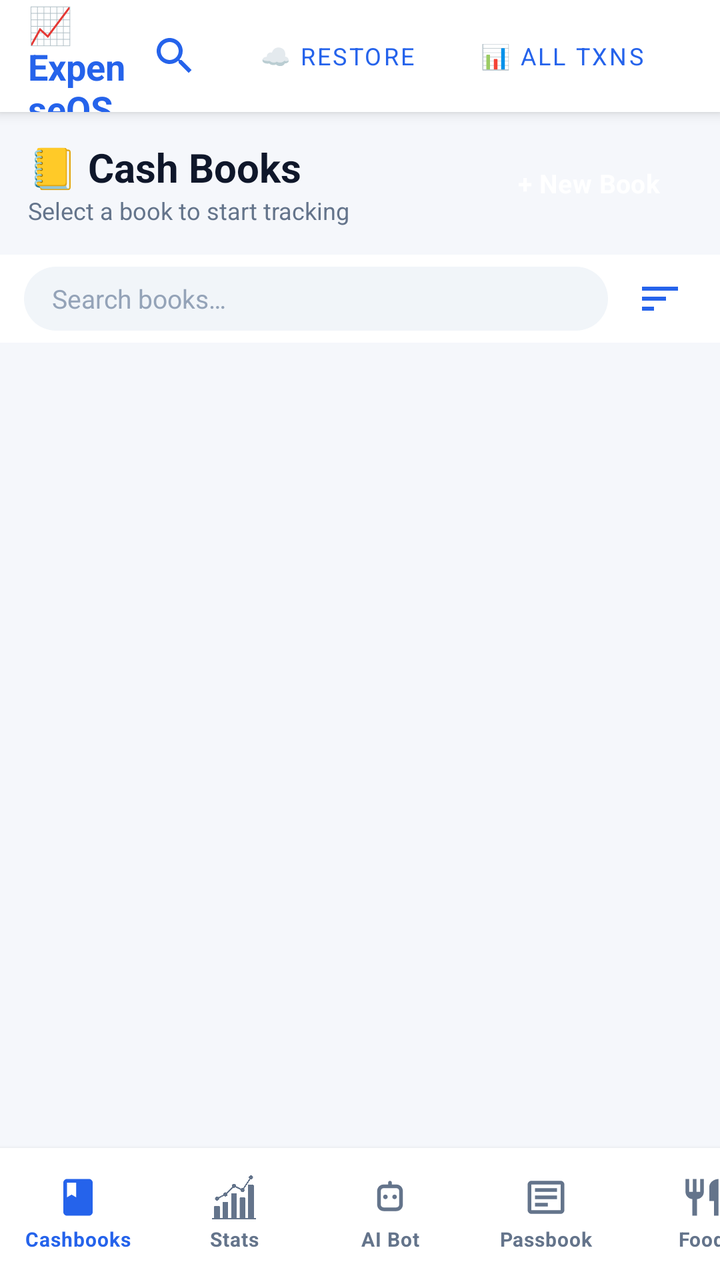
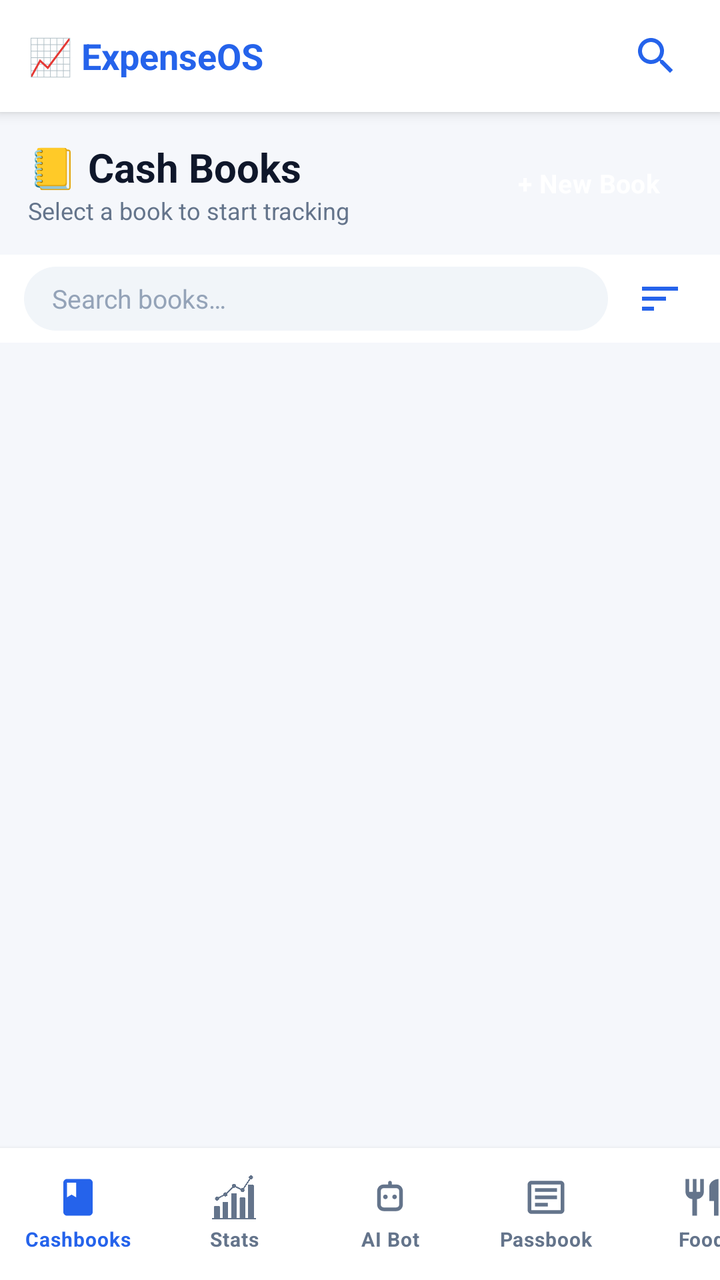

Before-and-after screenshots of an Android layout around one commit, followed by the original layout XML and the change that was made.
<!-- AndroidManifest.xml: activity theme Theme.ExpenseOS.Splash -->
<!-- res/layout/activity_main.xml -->
<?xml version="1.0" encoding="utf-8"?>
<LinearLayout xmlns:android="http://schemas.android.com/apk/res/android"
    xmlns:app="http://schemas.android.com/apk/res-auto"
    android:layout_width="match_parent"
    android:layout_height="match_parent"
    android:background="@color/bg"
    android:orientation="vertical">

    
    <LinearLayout
        android:layout_width="match_parent"
        android:layout_height="56dp"
        android:background="@color/nav_bg"
        android:elevation="4dp"
        android:gravity="center_vertical"
        android:orientation="horizontal"
        android:paddingHorizontal="14dp">

        <TextView
            android:layout_width="0dp"
            android:layout_height="wrap_content"
            android:layout_weight="1"
            android:text="📈 ExpenseOS"
            android:textColor="@color/primary"
            android:textSize="18sp"
            android:textStyle="bold" />

        <ImageButton
            android:id="@+id/btnGlobalSearch"
            android:layout_width="36dp"
            android:layout_height="36dp"
            android:layout_marginEnd="8dp"
            android:background="?attr/selectableItemBackgroundBorderless"
            android:contentDescription="Global search"
            android:padding="7dp"
            android:src="@drawable/ic_search"
            app:tint="@color/primary" />

        <Button
            android:id="@+id/btnRestoreCloud"
            style="@style/Widget.MaterialComponents.Button.OutlinedButton"
            android:layout_width="wrap_content"
            android:layout_height="36dp"
            android:text="☁ Restore"
            android:textSize="12sp" />

        <Button
            android:id="@+id/btnAllTxn"
            style="@style/Widget.MaterialComponents.Button.OutlinedButton"
            android:layout_width="wrap_content"
            android:layout_height="36dp"
            android:layout_marginEnd="8dp"
            android:text="📊 All Txns"
            android:textSize="12sp" />
    </LinearLayout>

    
    <LinearLayout
        android:layout_width="match_parent"
        android:layout_height="0dp"
        android:layout_weight="1"
        android:orientation="vertical">

        
        <LinearLayout
            android:layout_width="match_parent"
            android:layout_height="wrap_content"
            android:gravity="center_vertical"
            android:orientation="horizontal"
            android:padding="14dp">

            <LinearLayout
                android:layout_width="0dp"
                android:layout_height="wrap_content"
                android:layout_weight="1"
                android:orientation="vertical">

                <TextView
                    android:layout_width="wrap_content"
                    android:layout_height="wrap_content"
                    android:text="📒 Cash Books"
                    android:textColor="@color/text"
                    android:textSize="20sp"
                    android:textStyle="bold" />

                <TextView
                    android:layout_width="wrap_content"
                    android:layout_height="wrap_content"
                    android:text="Select a book to start tracking"
                    android:textColor="@color/text_muted"
                    android:textSize="12sp" />
            </LinearLayout>

            <Button
                android:id="@+id/btnNewBook"
                style="@style/BtnPrimary"
                android:layout_width="wrap_content"
                android:layout_height="40dp"
                android:text="+ New Book"
                android:textSize="13sp" />
        </LinearLayout>

        
        <LinearLayout
            android:layout_width="match_parent"
            android:layout_height="44dp"
            android:background="@color/nav_bg"
            android:gravity="center_vertical"
            android:orientation="horizontal"
            android:paddingHorizontal="12dp"
            android:paddingVertical="6dp">

            <EditText
                android:id="@+id/etBookSearch"
                android:layout_width="0dp"
                android:layout_height="match_parent"
                android:layout_marginEnd="8dp"
                android:layout_weight="1"
                android:background="@drawable/bg_search_field"
                android:hint="Search books…"
                android:imeOptions="actionSearch"
                android:importantForAutofill="no"
                android:inputType="text"
                android:paddingHorizontal="16dp"
                android:textSize="13sp" />

            <ImageButton
                android:id="@+id/btnBookSort"
                android:layout_width="36dp"
                android:layout_height="36dp"
                android:background="?attr/selectableItemBackgroundBorderless"
                android:contentDescription="Sort books"
                android:padding="6dp"
                android:src="@drawable/ic_sort"
                android:tint="@color/primary" />
        </LinearLayout>

        
        <androidx.recyclerview.widget.RecyclerView
            android:id="@+id/rvBooks"
            android:layout_width="match_parent"
            android:layout_height="match_parent"
            android:clipToPadding="false"
            android:layoutAnimation="@anim/layout_animation_fall_down"
            android:padding="6dp" />
    </LinearLayout>

    
    <HorizontalScrollView
        android:layout_width="match_parent"
        android:layout_height="@dimen/bottom_nav_height"
        android:background="@color/nav_bg"
        android:elevation="@dimen/elevation_2"
        android:fillViewport="true"
        android:scrollbars="none">

        <LinearLayout
            android:layout_width="wrap_content"
            android:layout_height="match_parent"
            android:orientation="horizontal">

            <LinearLayout
                android:id="@+id/navCashbooks"
                style="@style/NavItem"
                android:layout_width="78dp"
                android:layout_weight="0">

                <ImageView
                    android:id="@+id/navCashbooksIcon"
                    android:layout_width="22dp"
                    android:layout_height="22dp"
                    android:contentDescription="@null"
                    android:src="@drawable/ic_book"
                    app:tint="@color/primary" />

                <TextView
                    android:id="@+id/navCashbooksLabel"
                    style="@style/NavLabel"
                    android:layout_width="wrap_content"
                    android:layout_height="wrap_content"
                    android:text="Cashbooks"
                    android:textColor="@color/primary" />
            </LinearLayout>

            <LinearLayout
                android:id="@+id/navStats"
                style="@style/NavItem"
                android:layout_width="78dp"
                android:layout_weight="0">

                <ImageView
                    android:id="@+id/navStatsIcon"
                    android:layout_width="22dp"
                    android:layout_height="22dp"
                    android:contentDescription="@null"
                    android:src="@drawable/ic_stats"
                    app:tint="@color/text_muted" />

                <TextView
                    android:id="@+id/navStatsLabel"
                    style="@style/NavLabel"
                    android:layout_width="wrap_content"
                    android:layout_height="wrap_content"
                    android:text="Stats"
                    android:textColor="@color/text_muted" />
            </LinearLayout>

            <LinearLayout
                android:id="@+id/navAiAssistant"
                style="@style/NavItem"
                android:layout_width="78dp"
                android:layout_weight="0">

                <ImageView
                    android:id="@+id/navAiIcon"
                    android:layout_width="22dp"
                    android:layout_height="22dp"
                    android:contentDescription="@null"
                    android:src="@drawable/ic_ai"
                    app:tint="@color/text_muted" />

                <TextView
                    android:id="@+id/navAiAssistantLabel"
                    style="@style/NavLabel"
                    android:layout_width="wrap_content"
                    android:layout_height="wrap_content"
                    android:text="AI Bot"
                    android:textColor="@color/text_muted" />
            </LinearLayout>

            <LinearLayout
                android:id="@+id/navPassbook"
                style="@style/NavItem"
                android:layout_width="78dp"
                android:layout_weight="0">

                <ImageView
                    android:id="@+id/navPassbookIcon"
                    android:layout_width="22dp"
                    android:layout_height="22dp"
                    android:contentDescription="@null"
                    android:src="@drawable/ic_passbook"
                    app:tint="@color/text_muted" />

                <TextView
                    android:id="@+id/navPassbookLabel"
                    style="@style/NavLabel"
                    android:layout_width="wrap_content"
                    android:layout_height="wrap_content"
                    android:text="Passbook"
                    android:textColor="@color/text_muted" />
            </LinearLayout>

            <LinearLayout
                android:id="@+id/navFoodTracker"
                style="@style/NavItem"
                android:layout_width="78dp"
                android:layout_weight="0">

                <ImageView
                    android:id="@+id/navFoodIcon"
                    android:layout_width="22dp"
                    android:layout_height="22dp"
                    android:contentDescription="@null"
                    android:src="@drawable/ic_food"
                    app:tint="@color/text_muted" />

                <TextView
                    android:id="@+id/navFoodLabel"
                    style="@style/NavLabel"
                    android:layout_width="wrap_content"
                    android:layout_height="wrap_content"
                    android:text="Food"
                    android:textColor="@color/text_muted" />
            </LinearLayout>

            <LinearLayout
                android:id="@+id/navIntegrations"
                style="@style/NavItem"
                android:layout_width="78dp"
                android:layout_weight="0">

                <ImageView
                    android:id="@+id/navIntegrationsIcon"
                    android:layout_width="22dp"
                    android:layout_height="22dp"
                    android:contentDescription="@null"
                    android:src="@drawable/ic_link"
                    app:tint="@color/text_muted" />

                <TextView
                    android:id="@+id/navIntegrationsLabel"
                    style="@style/NavLabel"
                    android:layout_width="wrap_content"
                    android:layout_height="wrap_content"
                    android:text="Integrations"
                    android:textColor="@color/text_muted" />
            </LinearLayout>

            <LinearLayout
                android:id="@+id/navMore"
                style="@style/NavItem"
                android:layout_width="78dp"
                android:layout_weight="0">

                <ImageView
                    android:id="@+id/navMoreIcon"
                    android:layout_width="22dp"
                    android:layout_height="22dp"
                    android:contentDescription="@null"
                    android:src="@drawable/ic_more"
                    app:tint="@color/text_muted" />

                <TextView
                    android:id="@+id/navMoreLabel"
                    style="@style/NavLabel"
                    android:layout_width="wrap_content"
                    android:layout_height="wrap_content"
                    android:text="More"
                    android:textColor="@color/text_muted" />
            </LinearLayout>
        </LinearLayout>
    </HorizontalScrollView>
</LinearLayout>
<!-- resources referenced by this layout -->
<resources>
  <color name="bg">#F5F7FB</color>
  <color name="nav_bg">#FFFFFF</color>
  <color name="primary">#2563EB</color>
  <color name="text">#0F172A</color>
  <color name="text_muted">#64748B</color>
  <dimen name="bottom_nav_height">66dp</dimen>
  <dimen name="elevation_2">3dp</dimen>
  <!-- drawable bg_search_field (drawable) -->
  <?xml version="1.0" encoding="utf-8"?>
  <shape xmlns:android="http://schemas.android.com/apk/res/android" android:shape="rectangle">
      <solid android:color="@color/surface_2"/>
      <corners android:radius="999dp"/>
  </shape>
  <!-- drawable ic_link (drawable) -->
  <?xml version="1.0" encoding="utf-8"?>
  <vector xmlns:android="http://schemas.android.com/apk/res/android"
      android:width="24dp"
      android:height="24dp"
      android:viewportWidth="24"
      android:viewportHeight="24">
      <path
          android:fillColor="#000000"
          android:pathData="M3.9,12c0,-1.71 1.39,-3.1 3.1,-3.1h4V7H7c-2.76,0 -5,2.24 -5,5s2.24,5 5,5h4v-1.9H7c-1.71,0 -3.1,-1.39 -3.1,-3.1zM8,13h8v-2H8v2zM17,7h-4v1.9h4c1.71,0 3.1,1.39 3.1,3.1s-1.39,3.1 -3.1,3.1h-4V17h4c2.76,0 5,-2.24 5,-5s-2.24,-5 -5,-5z" />
  </vector>
  <!-- drawable ic_sort (drawable) -->
  <?xml version="1.0" encoding="utf-8"?>
  <vector xmlns:android="http://schemas.android.com/apk/res/android"
      android:width="24dp" android:height="24dp"
      android:viewportWidth="24" android:viewportHeight="24">
      <path android:fillColor="#000000"
          android:pathData="M3,18h6v-2L3,16v2zM3,6v2h18L21,6L3,6zM3,13h12v-2L3,11v2z"/>
  </vector>
  <style name="BtnPrimary" parent="BtnBase">
          <item name="backgroundTint">@color/primary</item>
          <item name="android:textColor">@color/on_primary</item>
      </style>
  <style name="NavLabel" parent="Text.Caption">
          <item name="android:textSize">10sp</item>
          <item name="android:textStyle">bold</item>
          <item name="android:layout_marginTop">3dp</item>
      </style>
  <style name="Theme.ExpenseOS.Splash" parent="Theme.ExpenseOS">
          <item name="android:windowBackground">@drawable/splash_logo_background</item>
      </style>
  <color name="surface_2">#F1F5F9</color>
  <color name="on_primary">#FFFFFF</color>
  <style name="Text.Caption" parent="TextAppearance.MaterialComponents.Caption">
          <item name="android:textSize">@dimen/type_caption</item>
          <item name="android:textColor">@color/text_muted</item>
      </style>
  <dimen name="type_subtitle">15sp</dimen>
  <dimen name="touch_target">48dp</dimen>
  <dimen name="type_caption">12sp</dimen>
  <color name="primary_dark">#1D4ED8</color>
  <color name="secondary">#0F766E</color>
  <color name="secondary_dark">#115E59</color>
  <color name="surface">#FFFFFF</color>
  <color name="danger">#E11D48</color>
  <color name="text_hint">#94A3B8</color>
  <style name="ThemeOverlay.ExpenseOS.BottomSheet" parent="ThemeOverlay.MaterialComponents.BottomSheetDialog">
          <item name="bottomSheetStyle">@style/Widget.ExpenseOS.BottomSheet</item>
      </style>
  <dimen name="type_body">14sp</dimen>
  <dimen name="input_height">50dp</dimen>
  <style name="ShapeAppearance.ExpenseOS.Dialog" parent="ShapeAppearance.MaterialComponents.MediumComponent">
          <item name="cornerFamily">rounded</item>
          <item name="cornerSize">26dp</item>
      </style>
  <style name="Widget.ExpenseOS.BottomSheet" parent="Widget.MaterialComponents.BottomSheet.Modal">
          <item name="shapeAppearanceOverlay">@style/ShapeAppearance.ExpenseOS.Sheet</item>
          <item name="backgroundTint">@color/surface</item>
      </style>
  <style name="ShapeAppearance.ExpenseOS.Sheet" parent="">
          <item name="cornerFamily">rounded</item>
          <item name="cornerSizeTopLeft">26dp</item>
          <item name="cornerSizeTopRight">26dp</item>
          <item name="cornerSizeBottomLeft">0dp</item>
          <item name="cornerSizeBottomRight">0dp</item>
      </style>
  <!-- unchanged entries left out for length: 15 -->
</resources>

<!-- the commit's change to res/layout/activity_main.xml (unified diff, before → after) -->
@@ -19,7 +19,9 @@
         <TextView
             android:layout_width="0dp"
             android:layout_height="wrap_content"
+            android:layout_marginEnd="8dp"
             android:layout_weight="1"
+            android:maxLines="1"
             android:text="📈 ExpenseOS"
             android:textColor="@color/primary"
             android:textSize="18sp"
@@ -29,29 +31,12 @@
             android:id="@+id/btnGlobalSearch"
             android:layout_width="36dp"
             android:layout_height="36dp"
-            android:layout_marginEnd="8dp"
             android:background="?attr/selectableItemBackgroundBorderless"
             android:contentDescription="Global search"
             android:padding="7dp"
             android:src="@drawable/ic_search"
             app:tint="@color/primary" />
 
-        <Button
-            android:id="@+id/btnRestoreCloud"
-            style="@style/Widget.MaterialComponents.Button.OutlinedButton"
-            android:layout_width="wrap_content"
-            android:layout_height="36dp"
-            android:text="☁ Restore"
-            android:textSize="12sp" />
-
-        <Button
-            android:id="@+id/btnAllTxn"
-            style="@style/Widget.MaterialComponents.Button.OutlinedButton"
-            android:layout_width="wrap_content"
-            android:layout_height="36dp"
-            android:layout_marginEnd="8dp"
-            android:text="📊 All Txns"
-            android:textSize="12sp" />
     </LinearLayout>
 
     
@@ -275,29 +260,6 @@
             </LinearLayout>
 
             <LinearLayout
-                android:id="@+id/navIntegrations"
-                style="@style/NavItem"
-                android:layout_width="78dp"
-                android:layout_weight="0">
-
-                <ImageView
-                    android:id="@+id/navIntegrationsIcon"
-                    android:layout_width="22dp"
-                    android:layout_height="22dp"
-                    android:contentDescription="@null"
-                    android:src="@drawable/ic_link"
-                    app:tint="@color/text_muted" />
-
-                <TextView
-                    android:id="@+id/navIntegrationsLabel"
-                    style="@style/NavLabel"
-                    android:layout_width="wrap_content"
-                    android:layout_height="wrap_content"
-                    android:text="Integrations"
-                    android:textColor="@color/text_muted" />
-            </LinearLayout>
-
-            <LinearLayout
                 android:id="@+id/navMore"
                 style="@style/NavItem"
                 android:layout_width="78dp"
<!-- resource entries referenced after the edit -->
@@ -13,17 +13,6 @@
       <solid android:color="@color/surface_2"/>
       <corners android:radius="999dp"/>
   </shape>
-  <!-- drawable ic_link (drawable) -->
-  <?xml version="1.0" encoding="utf-8"?>
-  <vector xmlns:android="http://schemas.android.com/apk/res/android"
-      android:width="24dp"
-      android:height="24dp"
-      android:viewportWidth="24"
-      android:viewportHeight="24">
-      <path
-          android:fillColor="#000000"
-          android:pathData="M3.9,12c0,-1.71 1.39,-3.1 3.1,-3.1h4V7H7c-2.76,0 -5,2.24 -5,5s2.24,5 5,5h4v-1.9H7c-1.71,0 -3.1,-1.39 -3.1,-3.1zM8,13h8v-2H8v2zM17,7h-4v1.9h4c1.71,0 3.1,1.39 3.1,3.1s-1.39,3.1 -3.1,3.1h-4V17h4c2.76,0 5,-2.24 5,-5s-2.24,-5 -5,-5z" />
-  </vector>
   <!-- drawable ic_sort (drawable) -->
   <?xml version="1.0" encoding="utf-8"?>
   <vector xmlns:android="http://schemas.android.com/apk/res/android"
